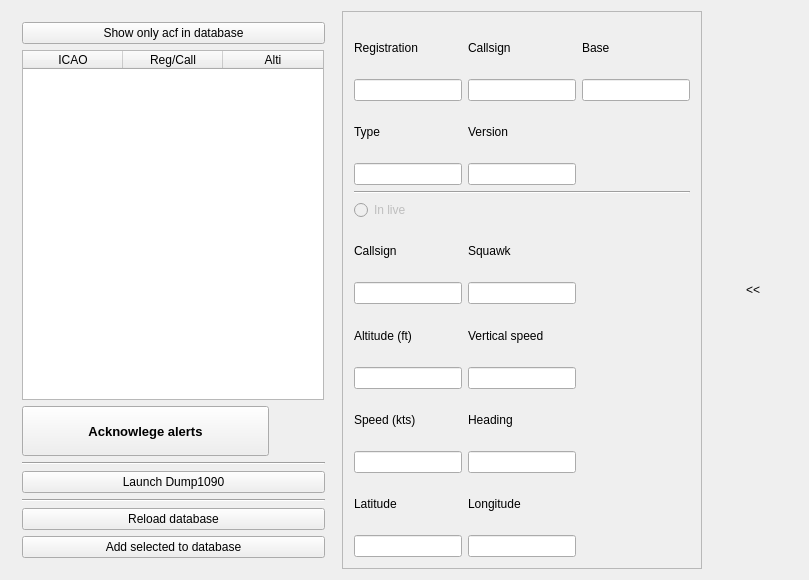
Before: the Qt Designer form mainwindow.ui in squirreldev-fs/adsbAlerting, drawn with Qt 5.
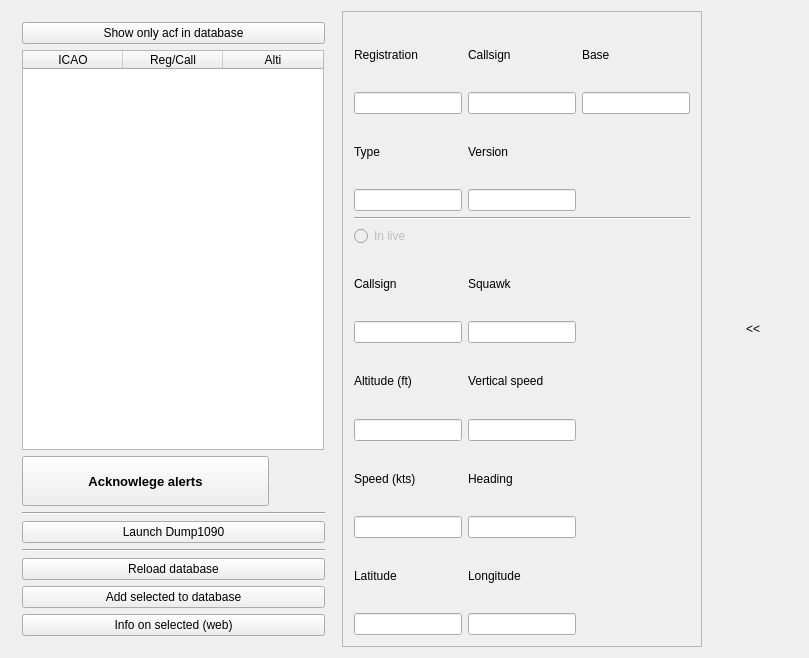
After: the same form once the commit is applied.

Commit message: Added a button to search information online (OpenSky Network website)

The edit to the form file:
```diff
--- a/mainwindow.ui
+++ b/mainwindow.ui
@@ -7,7 +7,7 @@
     <x>0</x>
     <y>0</y>
     <width>809</width>
-    <height>580</height>
+    <height>658</height>
    </rect>
   </property>
   <property name="windowTitle">
@@ -244,6 +244,13 @@
            </property>
           </widget>
          </item>
+         <item>
+          <widget class="QPushButton" name="bWebInfo">
+           <property name="text">
+            <string>Info on selected (web)</string>
+           </property>
+          </widget>
+         </item>
         </layout>
        </item>
       </layout>
```
Left out of the diff: 210 changed lines with no effect on the pictures. The commit also changes 2 other files.
